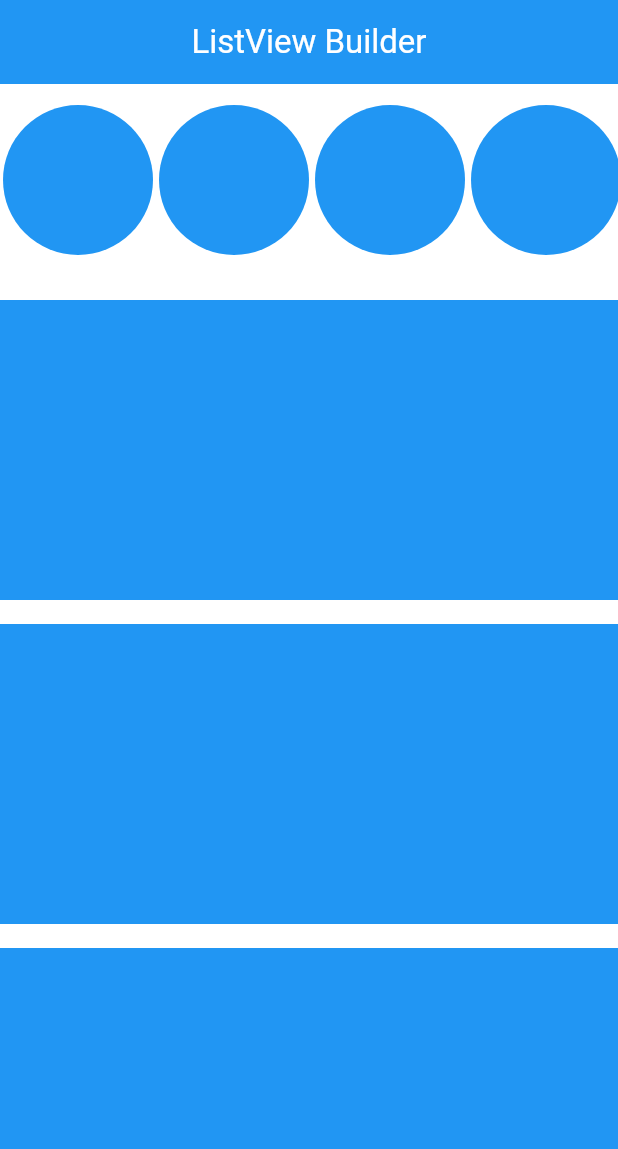
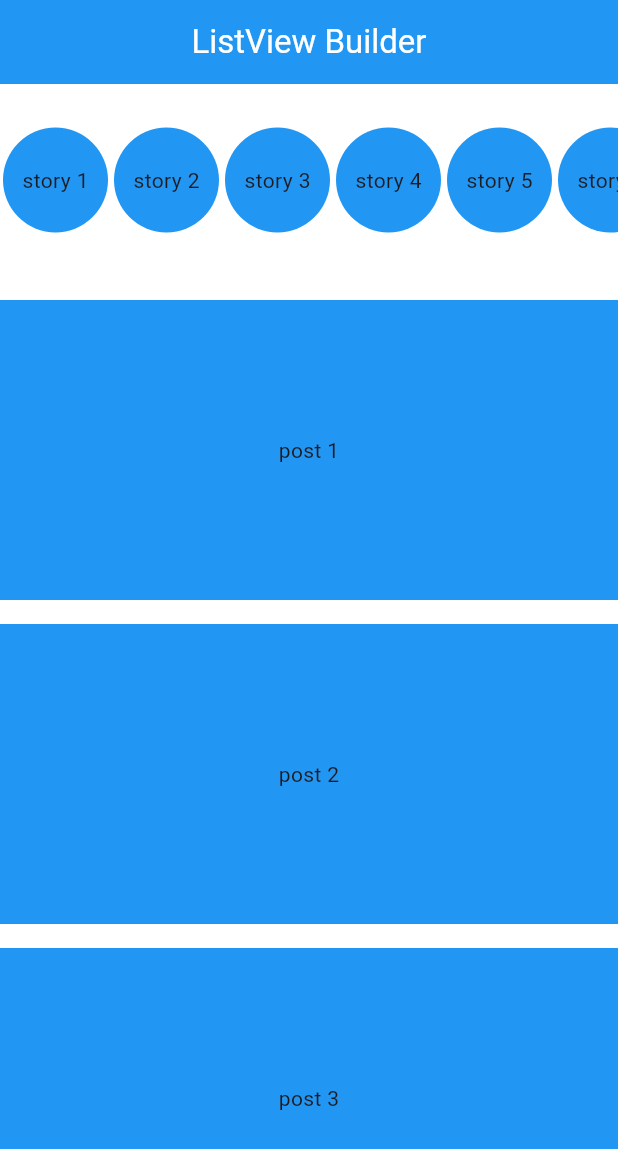
Before and after one commit to Saad-89/Flutter-ListViewBuilder, a Flutter app: the screen it shows after launch, on a phone screen of 412 x 824 dp. Shown: the top 1149 px of the screen. Run offline on Flutter 3.47's test engine with Material 3 defaults, Android fonts, the phone set to English and light mode, and no system bars.

Commit message:
List view builder code implementation with story and post

```diff
--- a/lib/circle.dart
+++ b/lib/circle.dart
@@ -1,13 +1,17 @@
 import 'package:flutter/material.dart';
 
 class MyCircleStory extends StatelessWidget {
-  const MyCircleStory({super.key});
+  final String story;
+  const MyCircleStory({super.key, required this.story});
 
   @override
   Widget build(BuildContext context) {
     return Container(
+      height: 100,
+      width: 70,
       margin: EdgeInsets.symmetric(horizontal: 2),
-      child: CircleAvatar(maxRadius: 50, backgroundColor: Colors.blue),
+      decoration: BoxDecoration(shape: BoxShape.circle, color: Colors.blue),
+      child: Center(child: Text(story)),
     );
   }
 }
--- a/lib/home_page.dart
+++ b/lib/home_page.dart
@@ -3,7 +3,26 @@ import 'package:flutter_list_view/circle.dart';
 import 'package:flutter_list_view/square.dart';
 
 class HomePage extends StatelessWidget {
-  const HomePage({super.key});
+  HomePage({super.key});
+
+  final List _post = [
+    'post 1',
+    'post 2',
+    'post 3',
+    'post 4',
+    'post 5',
+    'post 6',
+    'post 7',
+  ];
+  final List _story = [
+    'story 1',
+    'story 2',
+    'story 3',
+    'story 4',
+    'story 5',
+    'story 6',
+    'story 7',
+  ];
 
   @override
   Widget build(BuildContext context) {
@@ -21,9 +40,9 @@ class HomePage extends StatelessWidget {
             child: ListView.builder(
               padding: EdgeInsets.all(0),
               scrollDirection: Axis.horizontal,
-              itemCount: 6,
+              itemCount: _story.length,
               itemBuilder: (context, index) {
-                return MyCircleStory();
+                return MyCircleStory(story: _story[index]);
               },
             ),
           ),
@@ -31,9 +50,9 @@ class HomePage extends StatelessWidget {
             flex: 5,
             child: ListView.builder(
               padding: EdgeInsets.symmetric(vertical: 8),
-              itemCount: 6,
+              itemCount: _post.length,
               itemBuilder: (_, index) {
-                return SquarePost();
+                return SquarePost(post: _post[index]);
               },
             ),
           ),
--- a/lib/main.dart
+++ b/lib/main.dart
@@ -14,7 +14,7 @@ class MyApp extends StatelessWidget {
       debugShowCheckedModeBanner: false,
       color: Colors.white,
       title: 'ListView Builder',
-      home: const HomePage(),
+      home: HomePage(),
     );
   }
 }
--- a/lib/square.dart
+++ b/lib/square.dart
@@ -1,7 +1,8 @@
 import 'package:flutter/material.dart';
 
 class SquarePost extends StatelessWidget {
-  const SquarePost({super.key});
+  final String post;
+  const SquarePost({super.key, required this.post});
 
   @override
   Widget build(BuildContext context) {
@@ -10,6 +11,7 @@ class SquarePost extends StatelessWidget {
 
       height: 200,
       color: Colors.blue,
+      child: Center(child: Text(post)),
     );
   }
 }
```
